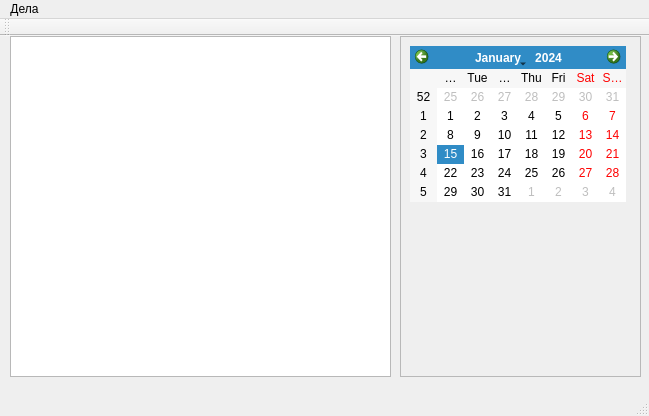
Above: 1100616 C++ (Calendar)/calendar/mainwindow.ui from sirvickr/homework before the change. Below: the same form after it.
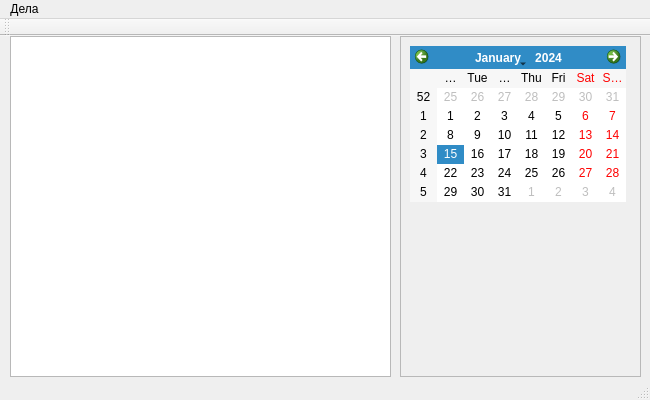
That is the form after the change.

Patch:
```diff
--- a/1100616 C++ (Calendar)/calendar/mainwindow.ui
+++ b/1100616 C++ (Calendar)/calendar/mainwindow.ui
@@ -6,8 +6,8 @@
    <rect>
     <x>0</x>
     <y>0</y>
-    <width>649</width>
-    <height>416</height>
+    <width>650</width>
+    <height>400</height>
    </rect>
   </property>
   <property name="windowTitle">
@@ -56,8 +56,8 @@
     <rect>
      <x>0</x>
      <y>0</y>
-     <width>649</width>
-     <height>20</height>
+     <width>650</width>
+     <height>21</height>
     </rect>
    </property>
    <widget class="QMenu" name="menu">
```
